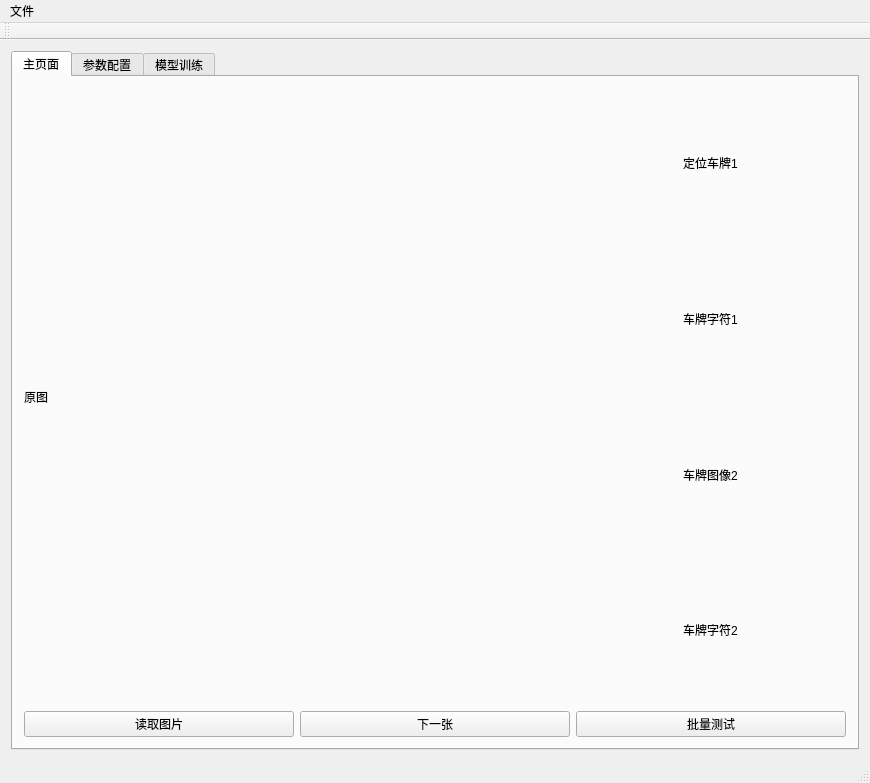
Qt form CPR/CPR.ui (hangze/CPR) before a commit.
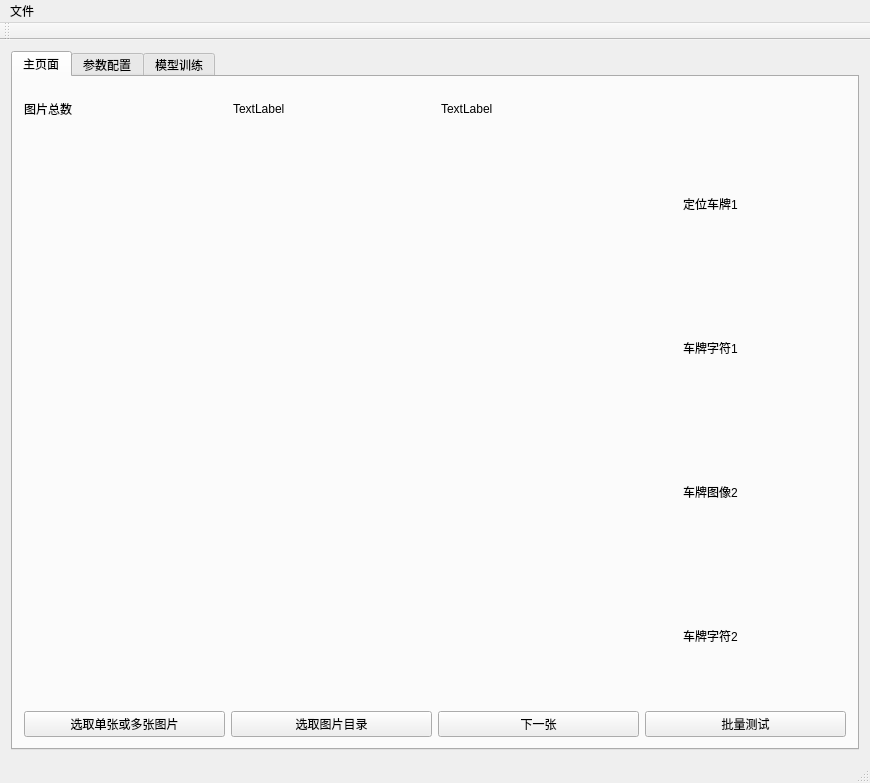
The same form after that commit. The open tabs and pages were chosen to show the change. Icons and pictures are not drawn.

What changed in the file:
```diff
--- a/CPR/CPR.ui
+++ b/CPR/CPR.ui
@@ -32,7 +32,48 @@
        </attribute>
        <layout class="QGridLayout" name="gridLayout">
         <item row="0" column="0">
-         <layout class="QVBoxLayout" name="verticalLayout_2">
+         <layout class="QVBoxLayout" name="verticalLayout_2" stretch="1,14,1">
+          <item>
+           <layout class="QHBoxLayout" name="horizontalLayout_3" stretch="1,1,1,1">
+            <item>
+             <widget class="QLabel" name="totalCount">
+              <property name="text">
+               <string>图片总数</string>
+              </property>
+             </widget>
+            </item>
+            <item>
+             <widget class="QLabel" name="currCount">
+              <property name="text">
+               <string>TextLabel</string>
+              </property>
+             </widget>
+            </item>
+            <item>
+             <widget class="QLabel" name="tipLabel">
+              <property name="enabled">
+               <bool>true</bool>
+              </property>
+              <property name="text">
+               <string>TextLabel</string>
+              </property>
+             </widget>
+            </item>
+            <item>
+             <spacer name="horizontalSpacer">
+              <property name="orientation">
+               <enum>Qt::Horizontal</enum>
+              </property>
+              <property name="sizeHint" stdset="0">
+               <size>
+                <width>40</width>
+                <height>20</height>
+               </size>
+              </property>
+             </spacer>
+            </item>
+           </layout>
+          </item>
           <item>
            <layout class="QHBoxLayout" name="horizontalLayout" stretch="4,1">
             <item>
@@ -53,7 +94,10 @@
                <enum>Qt::LeftToRight</enum>
               </property>
               <property name="text">
-               <string>原图</string>
+               <string/>
+              </property>
+              <property name="pixmap">
+               <pixmap resource="CPR.qrc">:/Img/Resources/Img/name.png</pixmap>
               </property>
               <property name="scaledContents">
                <bool>true</bool>
@@ -102,10 +146,17 @@
           </item>
           <item>
            <layout class="QHBoxLayout" name="horizontalLayout_2">
+            <item>
+             <widget class="QPushButton" name="chooseImgBtn">
+              <property name="text">
+               <string>选取单张或多张图片</string>
+              </property>
+             </widget>
+            </item>
             <item>
              <widget class="QPushButton" name="readImgBtn">
               <property name="text">
-               <string>读取图片</string>
+               <string>选取图片目录</string>
               </property>
              </widget>
             </item>
```
Left out of the diff: 4 changed lines with no effect on the pictures.
